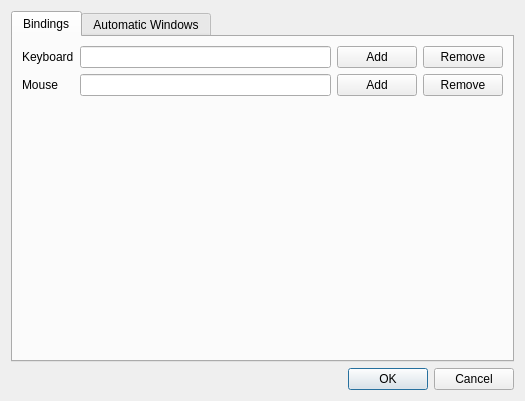
Old version of the form Preferences.ui in the repository jhanssen/Disseminate.
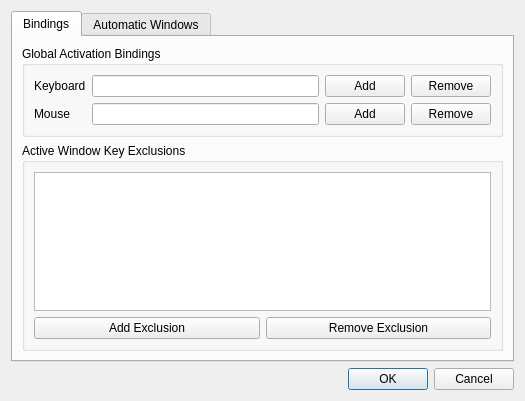
New version of the form.

Patch:
```diff
--- a/Preferences.ui
+++ b/Preferences.ui
@@ -23,8 +23,12 @@
       <attribute name="title">
        <string>Bindings</string>
       </attribute>
-      <layout class="QVBoxLayout" name="verticalLayout_3">
+      <layout class="QVBoxLayout" name="verticalLayout_4">
        <item>
+        <widget class="QGroupBox" name="globalGroup">
+         <property name="title">
+          <string>Global Activation Bindings</string>
+         </property>
         <layout class="QGridLayout" name="gridLayout">
          <item row="0" column="0">
           <widget class="QLabel" name="textLabel">
@@ -83,19 +87,37 @@
           </widget>
          </item>
         </layout>
+        </widget>
        </item>
        <item>
-        <spacer name="verticalSpacer">
-         <property name="orientation">
-          <enum>Qt::Vertical</enum>
+        <widget class="QGroupBox" name="exclusionGroup">
+         <property name="title">
+          <string>Active Window Key Exclusions</string>
          </property>
-         <property name="sizeHint" stdset="0">
-          <size>
-           <width>20</width>
-           <height>207</height>
-          </size>
-         </property>
-        </spacer>
+         <layout class="QVBoxLayout" name="verticalLayout_3">
+          <item>
+           <widget class="QListWidget" name="exclusionList"/>
+          </item>
+          <item>
+           <layout class="QHBoxLayout" name="horizontalLayout_2">
+            <item>
+             <widget class="QPushButton" name="addExclusion">
+              <property name="text">
+               <string>Add Exclusion</string>
+              </property>
+             </widget>
+            </item>
+            <item>
+             <widget class="QPushButton" name="removeExclusion">
+              <property name="text">
+               <string>Remove Exclusion</string>
+              </property>
+             </widget>
+            </item>
+           </layout>
+          </item>
+         </layout>
+        </widget>
        </item>
       </layout>
      </widget>
```
Lines whose indentation alone changed are shown as unchanged.
